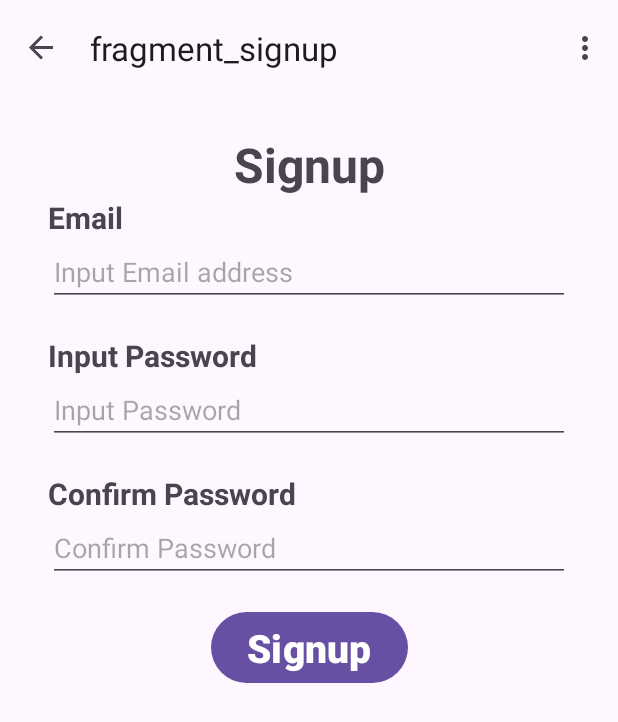
After one commit to henikgal/My-Movies, an Android app: the SignupFragment screen opened through its navigation route, on a phone screen of 412 x 824 dp. The commit adds this screen. Shown: the top 722 px of the screen. Run offline under Robolectric (Android 15) with nearby library versions, the light colour scheme and no system bars; our stand-ins replace navigation-ui.

Commit message:
Create signup fragment logic and ui

```diff
--- a/app/src/main/java/com/henik/mymovies/LoginFragment.java
+++ b/app/src/main/java/com/henik/mymovies/LoginFragment.java
@@ -30,6 +30,10 @@ public class LoginFragment extends Fragment {
     public void onViewCreated(@NonNull View view, @Nullable Bundle savedInstanceState) {
         super.onViewCreated(view, savedInstanceState);
 
+        binding.tvLoginSignup.setOnClickListener(view1 -> {
+            Navigation.findNavController(requireView()).navigate(R.id.action_LoginFragment_to_signupFragment);
+        });
+
         String username = binding.etLoginEmail.getText().toString();
         String password = binding.etLoginPassword.getText().toString();
         binding.btnLogin.setOnClickListener(v -> {
--- /dev/null
+++ b/app/src/main/java/com/henik/mymovies/SignupFragment.java
@@ -0,0 +1,42 @@
+package com.henik.mymovies;
+
+import android.content.Context;
+import android.content.SharedPreferences;
+import android.os.Bundle;
+import android.view.LayoutInflater;
+import android.view.View;
+import android.view.ViewGroup;
+import android.widget.Toast;
+
+import androidx.annotation.NonNull;
+import androidx.annotation.Nullable;
+import androidx.fragment.app.Fragment;
+
+import com.henik.mymovies.databinding.FragmentSignupBinding;
+
+public class SignupFragment extends Fragment {
+    private FragmentSignupBinding binding = null;
+    @Override
+    public View onCreateView(@NonNull LayoutInflater inflater, ViewGroup container,
+                             Bundle savedInstanceState) {
+        binding = FragmentSignupBinding.inflate(inflater,container,false);
+        return binding.getRoot();
+    }
+
+    @Override
+    public void onViewCreated(@NonNull View view, @Nullable Bundle savedInstanceState) {
+        super.onViewCreated(view, savedInstanceState);
+        SharedPreferences auth = requireContext().getSharedPreferences("auth", Context.MODE_PRIVATE);
+
+        binding.btnSignup.setOnClickListener(view1 -> {
+            if (binding.etSignupPassword.getText().toString().equals(binding.etSignupPasswordConfirm.getText().toString())){
+                String userEmail = binding.etSignupEmail.getText().toString();
+                String password = binding.etSignupPassword.getText().toString();
+                auth.edit().putString(userEmail,password).apply();
+                Toast.makeText(requireContext(), "You have Successfully signed up", Toast.LENGTH_SHORT).show();
+            }else {
+                Toast.makeText(requireContext(), "Passwords aren't the same", Toast.LENGTH_SHORT).show();
+            }
+        });
+    }
+}
--- /dev/null
+++ b/app/src/main/res/layout/fragment_signup.xml
@@ -0,0 +1,111 @@
+<?xml version="1.0" encoding="utf-8"?>
+<androidx.constraintlayout.widget.ConstraintLayout xmlns:android="http://schemas.android.com/apk/res/android"
+    xmlns:app="http://schemas.android.com/apk/res-auto"
+    xmlns:tools="http://schemas.android.com/tools"
+    android:layout_width="match_parent"
+    android:layout_height="match_parent"
+    tools:context=".SignupFragment">
+
+    <TextView
+        android:id="@+id/tv_signup"
+        android:layout_width="0dp"
+        android:layout_height="wrap_content"
+        android:layout_marginHorizontal="32dp"
+        android:layout_marginVertical="24dp"
+        android:gravity="center"
+        android:text="Signup"
+        android:textSize="32dp"
+        android:textStyle="bold"
+        app:layout_constraintEnd_toEndOf="parent"
+        app:layout_constraintStart_toStartOf="parent"
+        app:layout_constraintTop_toTopOf="parent" />
+
+    <TextView
+        android:id="@+id/tv_signup_email"
+        android:layout_width="0dp"
+        android:layout_height="wrap_content"
+        android:layout_marginHorizontal="32dp"
+        android:text="Email"
+        android:textSize="20dp"
+        android:textStyle="bold"
+        app:layout_constraintEnd_toEndOf="parent"
+        app:layout_constraintStart_toStartOf="parent"
+        app:layout_constraintTop_toBottomOf="@id/tv_signup" />
+
+    <EditText
+        android:id="@+id/et_signup_email"
+        android:layout_width="0dp"
+        android:layout_height="wrap_content"
+        android:layout_marginHorizontal="32dp"
+        android:hint="Input Email address"
+        android:inputType="textEmailAddress"
+        android:textSize="18dp"
+        app:layout_constraintEnd_toEndOf="parent"
+        app:layout_constraintStart_toStartOf="parent"
+        app:layout_constraintTop_toBottomOf="@id/tv_signup_email" />
+
+    <TextView
+        android:id="@+id/tv_signup_password"
+        android:layout_width="0dp"
+        android:layout_height="wrap_content"
+        android:layout_marginHorizontal="32dp"
+        android:layout_marginTop="19dp"
+        android:text="Input Password"
+        android:textSize="20dp"
+        android:textStyle="bold"
+        app:layout_constraintEnd_toEndOf="parent"
+        app:layout_constraintStart_toStartOf="parent"
+        app:layout_constraintTop_toBottomOf="@id/et_signup_email" />
+
+    <EditText
+        android:id="@+id/et_signup_password"
+        android:layout_width="0dp"
+        android:layout_height="wrap_content"
+        android:layout_marginHorizontal="32dp"
+        android:hint="Input Password"
+        android:inputType="textPassword"
+        android:textSize="18dp"
+        app:layout_constraintEnd_toEndOf="parent"
+        app:layout_constraintStart_toStartOf="parent"
+        app:layout_constraintTop_toBottomOf="@id/tv_signup_password" />
+
+    <TextView
+        android:id="@+id/tv_signup_password_confirm"
+        android:layout_width="0dp"
+        android:layout_height="wrap_content"
+        android:layout_marginHorizontal="32dp"
+        android:layout_marginTop="19dp"
+        android:text="Confirm Password"
+        android:textSize="20dp"
+        android:textStyle="bold"
+        app:layout_constraintEnd_toEndOf="parent"
+        app:layout_constraintStart_toStartOf="parent"
+        app:layout_constraintTop_toBottomOf="@id/et_signup_password" />
+
+    <EditText
+        android:id="@+id/et_signup_password_confirm"
+        android:layout_width="0dp"
+        android:layout_height="wrap_content"
+        android:layout_marginHorizontal="32dp"
+        android:hint="Confirm Password"
+        android:inputType="textPassword"
+        android:textSize="18dp"
+        app:layout_constraintEnd_toEndOf="parent"
+        app:layout_constraintStart_toStartOf="parent"
+        app:layout_constraintTop_toBottomOf="@id/tv_signup_password_confirm" />
+
+
+    <Button
+        android:id="@+id/btn_signup"
+        android:layout_width="wrap_content"
+        android:layout_height="wrap_content"
+        android:layout_marginVertical="16dp"
+        android:text="Signup"
+        android:textSize="26dp"
+        android:textStyle="bold"
+        app:layout_constraintEnd_toEndOf="parent"
+        app:layout_constraintStart_toStartOf="parent"
+        app:layout_constraintTop_toBottomOf="@id/et_signup_password_confirm" />
+
+
+</androidx.constraintlayout.widget.ConstraintLayout>
--- a/app/src/main/res/navigation/nav_graph.xml
+++ b/app/src/main/res/navigation/nav_graph.xml
@@ -13,6 +13,9 @@
         <action
             android:id="@+id/action_LoginFragment_to_homeFragment"
             app:destination="@id/homeFragment" />
+        <action
+            android:id="@+id/action_LoginFragment_to_signupFragment"
+            app:destination="@id/signupFragment" />
     </fragment>
     <fragment
         android:id="@+id/homeFragment"
@@ -20,4 +23,10 @@
         android:label="fragment_home"
         tools:layout="@layout/fragment_home" >
     </fragment>
+    <fragment
+        android:id="@+id/signupFragment"
+        android:name="com.henik.mymovies.SignupFragment"
+        android:label="fragment_signup"
+        tools:layout="@layout/fragment_signup" >
+    </fragment>
 </navigation>
```
